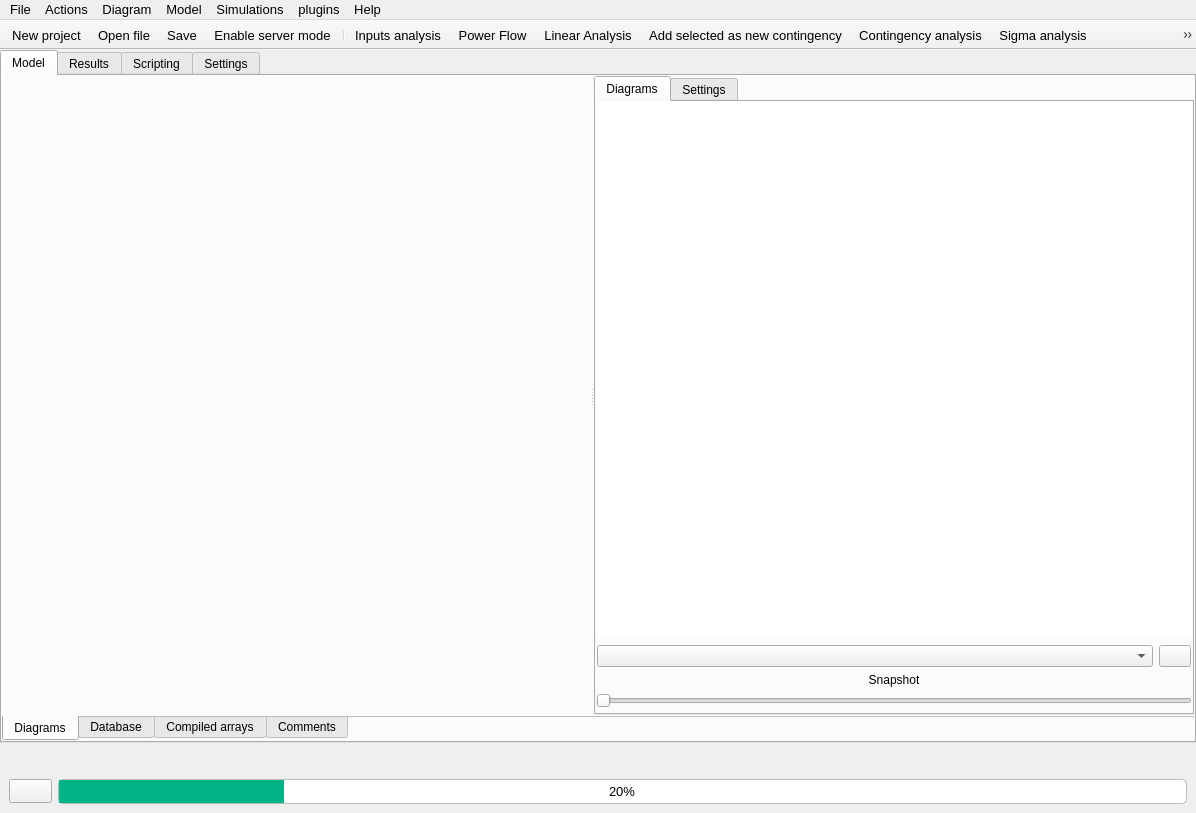
SanPen/GridCal, file src/GridCal/Gui/Main/MainWindow.ui: the form before one commit.
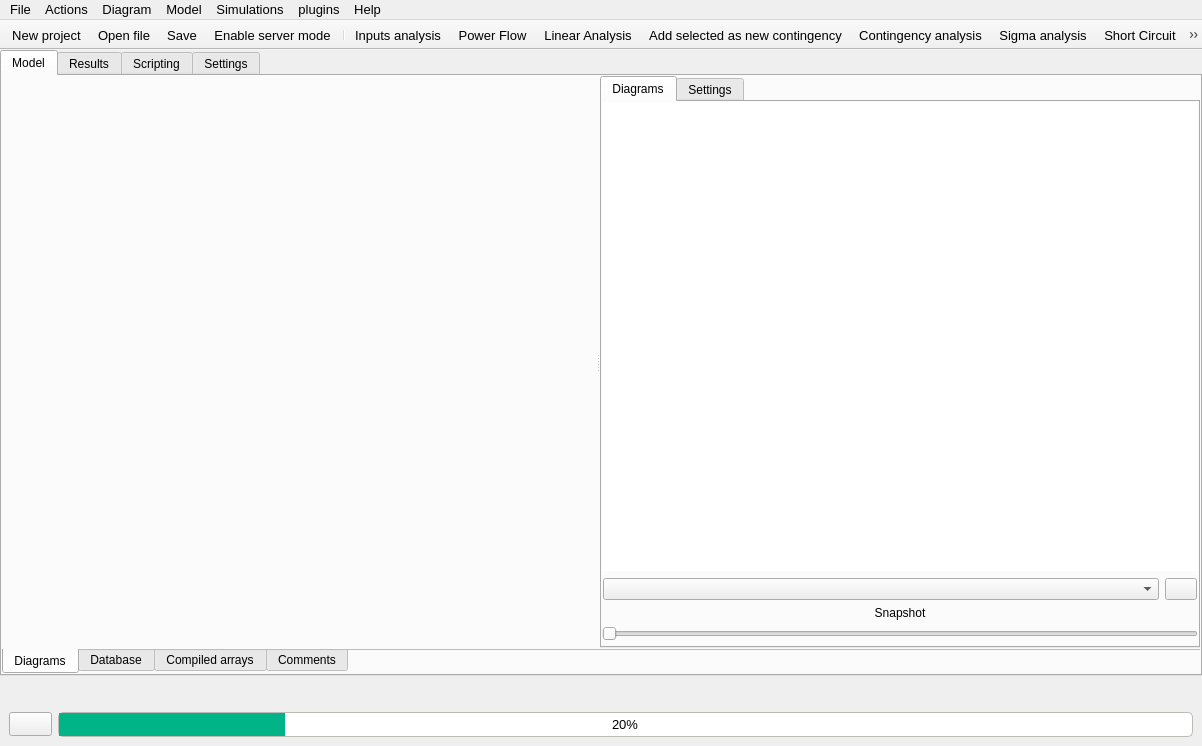
The form after the commit. Icons and pictures are not drawn.

```diff
--- a/src/GridCal/Gui/Main/MainWindow.ui
+++ b/src/GridCal/Gui/Main/MainWindow.ui
@@ -6,8 +6,8 @@
    <rect>
     <x>0</x>
     <y>0</y>
-    <width>1196</width>
-    <height>813</height>
+    <width>1202</width>
+    <height>746</height>
    </rect>
   </property>
   <property name="baseSize">
@@ -9860,8 +9860,8 @@
     <rect>
      <x>0</x>
      <y>0</y>
-     <width>1196</width>
-     <height>24</height>
+     <width>1202</width>
+     <height>21</height>
     </rect>
    </property>
    <property name="font">
```
Left out of the diff: 57 changed lines with no effect on the pictures.
